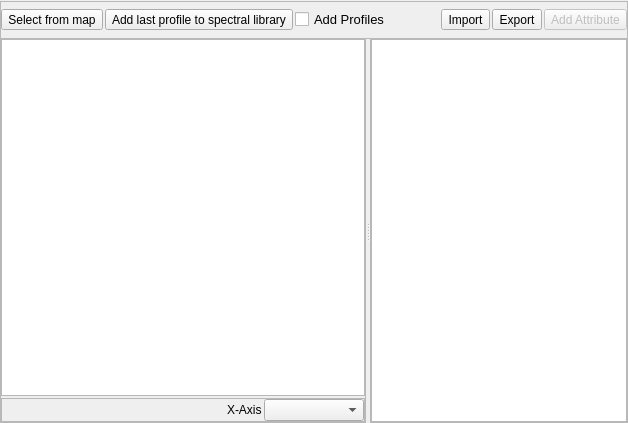
First picture: the form in enmapbox/gui/ui/speclibviewpanel.ui, repository jakimowb/enmapbox_testmigration2, before the edit.
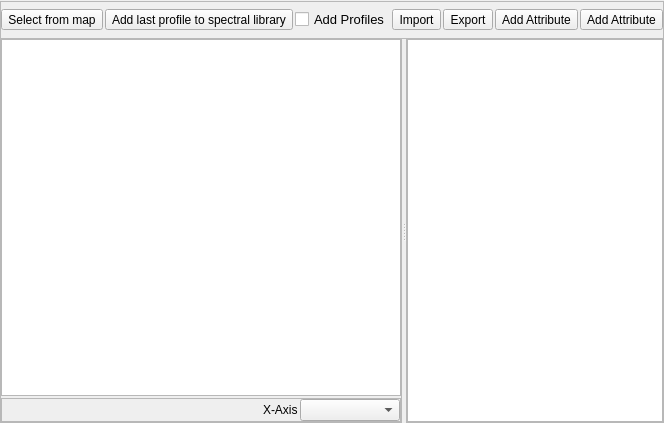
Second picture: the form after the edit. Icons and pictures are not drawn. Custom widgets are drawn as their Qt base class.

Commit message: refactoring spectral library tool added drag 'n drop to spectral library tool

```diff
--- a/enmapbox/gui/ui/speclibviewpanel.ui
+++ b/enmapbox/gui/ui/speclibviewpanel.ui
@@ -171,7 +171,7 @@
        <item>
         <widget class="QToolButton" name="btnAddAttribute">
          <property name="enabled">
-          <bool>false</bool>
+          <bool>true</bool>
          </property>
          <property name="toolTip">
           <string>Add attribute</string>
@@ -191,6 +191,29 @@
          </property>
         </widget>
        </item>
+       <item>
+        <widget class="QToolButton" name="btnRemoveAttribute">
+         <property name="enabled">
+          <bool>true</bool>
+         </property>
+         <property name="toolTip">
+          <string>Add attribute</string>
+         </property>
+         <property name="text">
+          <string>Add Attribute</string>
+         </property>
+         <property name="icon">
+          <iconset resource="resources.qrc">
+           <normaloff>:/enmapbox/icons/remove_class.png</normaloff>:/enmapbox/icons/remove_class.png</iconset>
+         </property>
+         <property name="iconSize">
+          <size>
+           <width>32</width>
+           <height>32</height>
+          </size>
+         </property>
+        </widget>
+       </item>
       </layout>
      </widget>
     </item>
```
The commit also changes 3 other files.
